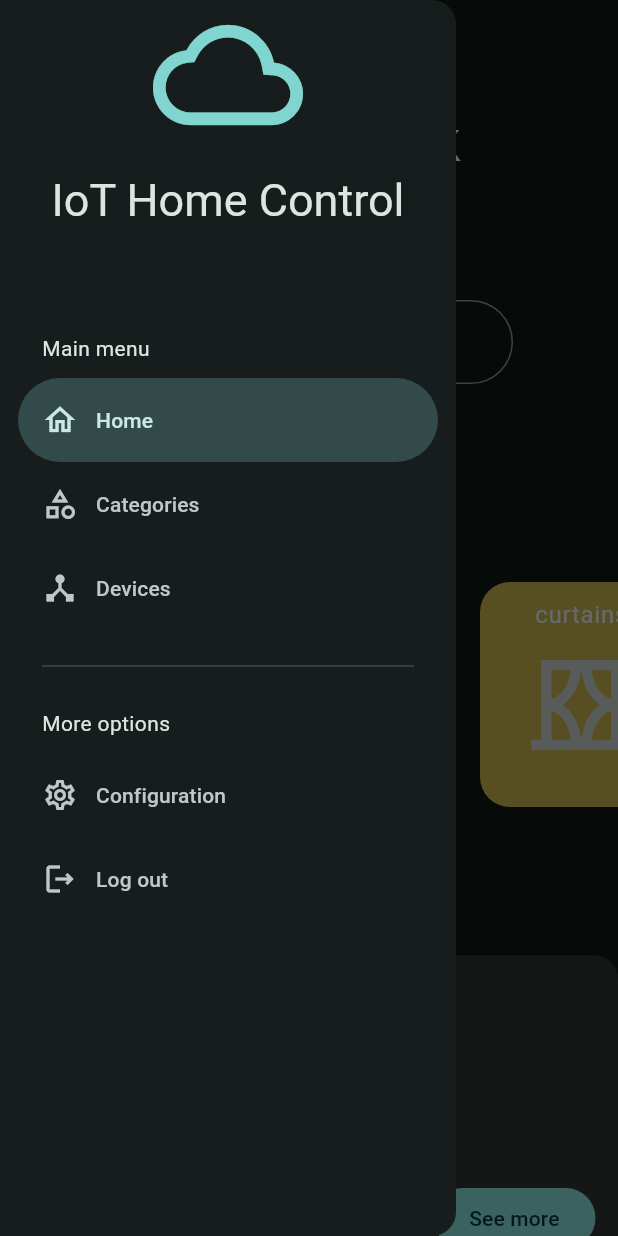
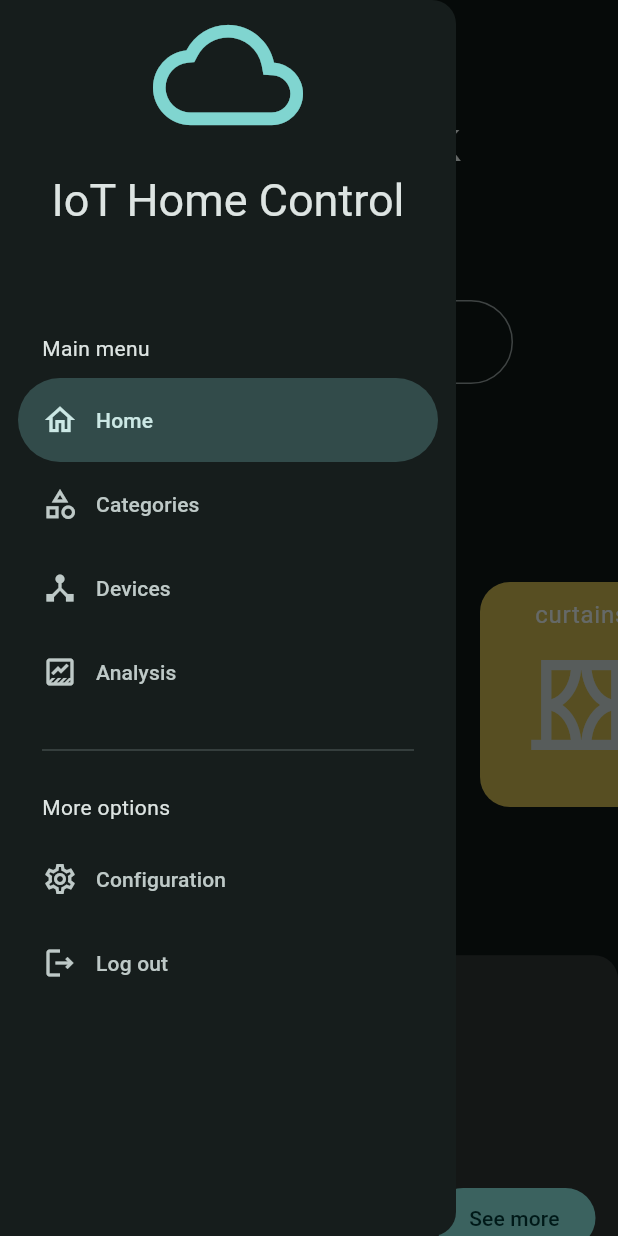
Before and after one commit to vcrolack/iot-home-control, a Flutter app: the screen it shows after launch, with the side drawer open, on a phone screen of 412 x 824 dp. Run offline on Flutter 3.47's test engine with Material 2 defaults, Android fonts, the phone set to English and light mode, and no system bars; our stand-ins replace flutter_dotenv, flutter_riverpod, go_router, isar; accounts and stored records are empty; generated files the repository leaves out were written again.

Commit message:
config router with analysis-screen

```diff
--- a/lib/config/menu/menu_items.dart
+++ b/lib/config/menu/menu_items.dart
@@ -39,6 +39,11 @@ final List<MenuItem> appMenuItems = [
       link: '/devices',
       icon: Icons.device_hub_outlined),
   const MenuItem(
+      title: "Analysis",
+      subtitle: "See your behavior",
+      link: '/analysis',
+      icon: Icons.data_thresholding_outlined),
+  const MenuItem(
       title: "Configuration",
       subtitle: "Change your preferences",
       link: "/configuration",
--- a/lib/config/router/app_router.dart
+++ b/lib/config/router/app_router.dart
@@ -22,5 +22,10 @@ final appRouter = GoRouter(initialLocation: '/', routes: [
     name: DevicesScreen.name,
     path: '/devices',
     builder: (context, state) => const DevicesScreen(),
-  )
+  ),
+  GoRoute(
+    name: AnalysisDataScreen.name,
+    path: '/analysis',
+    builder: (context, state) => const AnalysisDataScreen(),
+  ),
 ]);
--- a/lib/presentation/screens/screens.dart
+++ b/lib/presentation/screens/screens.dart
@@ -11,3 +11,6 @@ export 'configuration/configuration_screen.dart';
 
 /* DEVICES EXPORTS */
 export 'devices/devices_screen.dart';
+
+/* ANALYSIS DATA EXPORTS */
+export 'analysis-data/analysis_data_screen.dart';
--- a/lib/presentation/widgets/common/custom_drawer.dart
+++ b/lib/presentation/widgets/common/custom_drawer.dart
@@ -60,7 +60,7 @@ class _CustomDrawerState extends State<CustomDrawer> {
           child: const Text('Main menu'),
         ),
         ...appMenuItems
-            .sublist(0, 3)
+            .sublist(0, 4)
             .map((menuItem) => NavigationDrawerDestination(
                   icon: Icon(menuItem.icon),
                   label: Text(menuItem.title),
@@ -74,7 +74,7 @@ class _CustomDrawerState extends State<CustomDrawer> {
           child: Text('More options'),
         ),
         ...appMenuItems
-            .sublist(3, appMenuItems.length)
+            .sublist(4, appMenuItems.length)
             .map((menuItem) => NavigationDrawerDestination(
                   icon: Icon(menuItem.icon),
                   label: Text(menuItem.title),
```
Also changed, not shown: lib/presentation/screens/analysis-data/analysis_data_screen.dart (added, +12 -0 lines).
